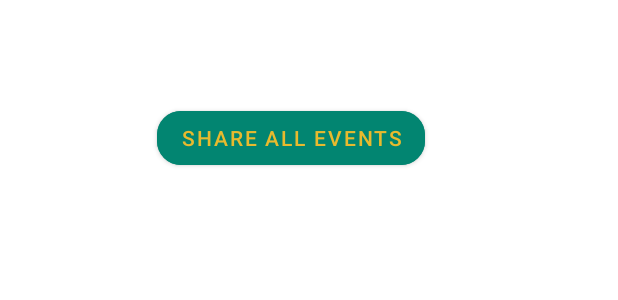
After one commit to tymoteusz-chelmecki/EventRepoApp, an Android app: the layout device_item.xml on its own in the app's theme, with its tools: preview values and no code run, on a phone screen of 412 x 824 dp. The commit adds this screen. Shown: the top 300 px of the screen. Run offline under Robolectric (Android 15) with nearby library versions, the phone set to English and light mode, and no system bars.

Commit message:
Add basic sharing events via bluetooth

```diff
--- a/app/src/main/java/com/example/event_repo_app/Constants.java
+++ b/app/src/main/java/com/example/event_repo_app/Constants.java
@@ -6,8 +6,12 @@ public class Constants {
     public static final String BROWSE_AREA = "browse_area";
     public static final String LATITUDE = "latitude";
     public static final String LONGITUDE = "longitude";
+
     public static final String EVENTS_EXTRA = "events_extra";
     public static final String MAIN_EVENT_EXTRA = "main_event_extra";
 
+    public static final String UUID_STRING = "54518b07-5db2-4863-9c06-f8a62e21b66c";
+    public static final String FINISH_MESSAGE = "finish";
+
     private Constants() {}
 }
--- /dev/null
+++ b/app/src/main/res/layout/device_item.xml
@@ -0,0 +1,39 @@
+<?xml version="1.0" encoding="utf-8"?>
+<androidx.constraintlayout.widget.ConstraintLayout xmlns:android="http://schemas.android.com/apk/res/android"
+    xmlns:app="http://schemas.android.com/apk/res-auto"
+    xmlns:tools="http://schemas.android.com/tools"
+    android:layout_width="match_parent"
+    android:layout_height="wrap_content"
+    android:background="#00FFFFFF"
+    android:padding="20sp">
+
+
+
+    <TextView
+        android:id="@+id/item_device_name"
+        android:layout_width="0dp"
+        android:layout_height="wrap_content"
+        android:textColor="#009688"
+        android:textSize="24sp"
+        android:textStyle="bold"
+        app:layout_constraintBottom_toBottomOf="parent"
+        app:layout_constraintEnd_toEndOf="parent"
+        app:layout_constraintStart_toStartOf="parent"
+        app:layout_constraintTop_toTopOf="parent"
+        app:layout_constraintVertical_bias="0.24000001" />
+
+    <Button
+        android:id="@+id/button_share_bluetooth"
+        android:layout_width="wrap_content"
+        android:layout_height="wrap_content"
+        android:layout_marginEnd="24dp"
+        android:backgroundTint="@color/teal"
+        android:text="@string/share_to_device_button_text"
+        android:textColor="@color/cream"
+        app:cornerRadius="16dp"
+        app:layout_constraintBottom_toBottomOf="parent"
+        app:layout_constraintEnd_toEndOf="parent"
+        app:layout_constraintStart_toStartOf="parent"
+        app:layout_constraintTop_toBottomOf="@id/item_device_name"
+        tools:layout_constraintBottom_toBottomOf="parent" />
+</androidx.constraintlayout.widget.ConstraintLayout>
--- a/app/src/main/res/values/strings.xml
+++ b/app/src/main/res/values/strings.xml
@@ -32,4 +32,6 @@
 
     <string name="show_map_button_text">Show all events on map</string>
     <string name="show_on_map_button_text">Show on map</string>
+
+    <string name="share_to_device_button_text">Share all events</string>
 </resources>
```
Also changed, not shown: app/src/main/AndroidManifest.xml (+19 -0 lines), app/src/main/java/com/example/event_repo_app/DeviceRecyclerViewAdapter.java (added, +73 -0 lines), app/src/main/java/com/example/event_repo_app/activity/MainActivity.java (+18 -20 lines), app/src/main/java/com/example/event_repo_app/activity/ShareEventsActivity.java (+79 -0 lines), app/src/main/java/com/example/event_repo_app/bluetooth/AcceptThread.java (added, +56 -0 lines), app/src/main/java/com/example/event_repo_app/bluetooth/Receiver.java (added, +57 -0 lines), app/src/main/java/com/example/event_repo_app/bluetooth/SendThread.java (added, +57 -0 lines), app/src/main/java/com/example/event_repo_app/bluetooth/Sender.java (added, +47 -0 lines), app/src/main/res/layout/activity_share_events.xml (+22 -0 lines).
